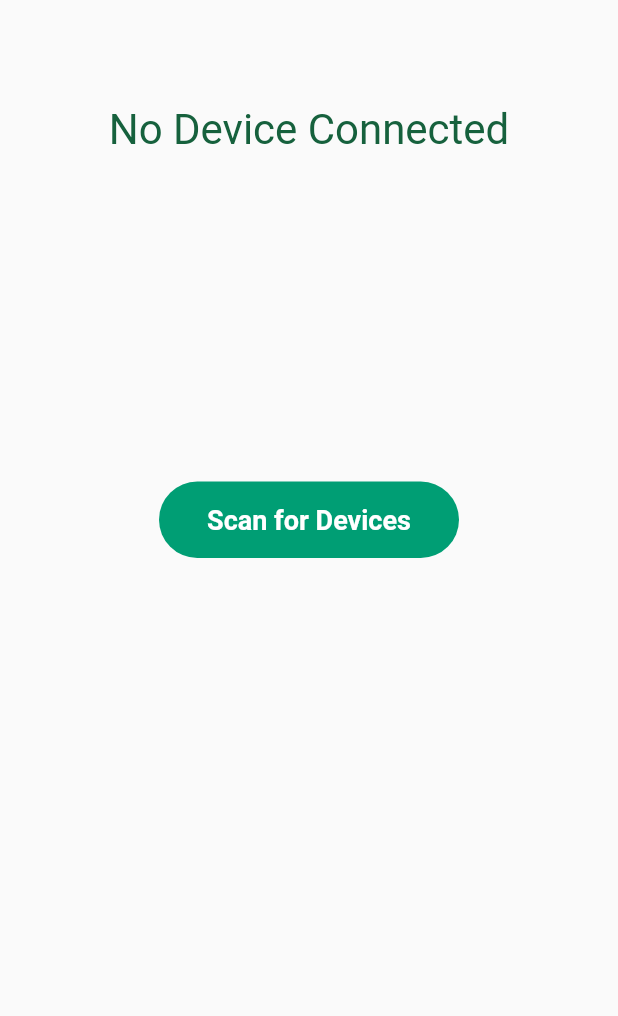
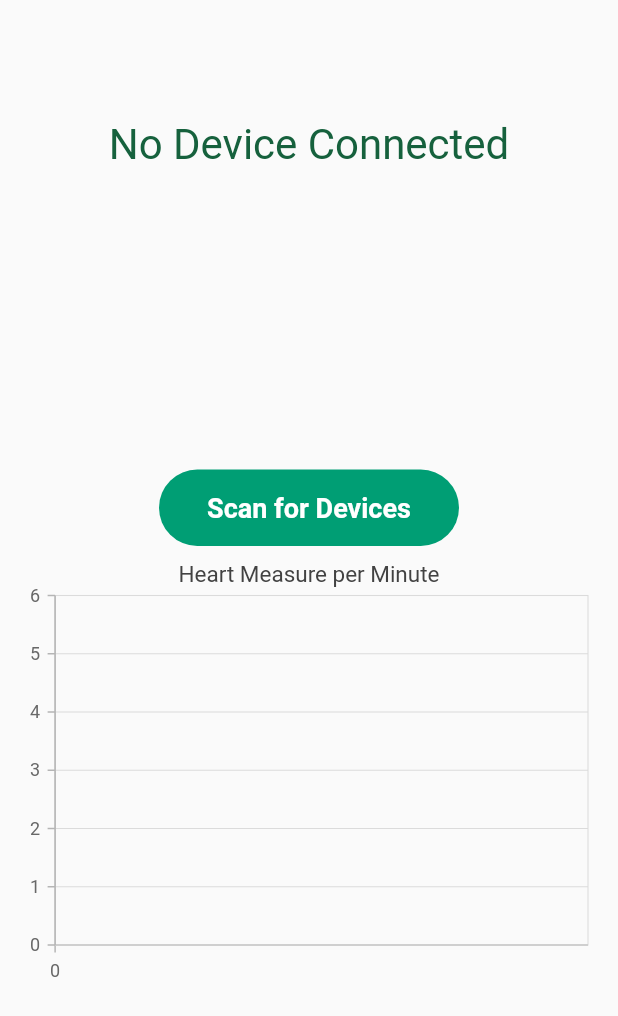
Before and after one commit to fertmarana/ERCAS-HACKATHON, a Flutter app: the connectionPage screen opened directly, on a phone screen of 412 x 824 dp. Shown: the top 1016 px of the screen. Run offline on Flutter 3.47's test engine with Material 2 defaults, Android fonts, the phone set to English and light mode, and no system bars; our stand-ins replace flutter_blue, syncfusion_flutter_charts, toast.

Commit message:
Criei um grafo na mesma tela que a conexao, mas precisa melhor esse grafo ainda

```diff
--- a/sobre_bluetooth_do_projeto.txt
+++ b/sobre_bluetooth_do_projeto.txt
@@ -15,6 +15,7 @@ flutter + charts + bluetooth:
 https://levelup.gitconnected.com/a-realtime-chart-with-flutter-75d1840b7789
 mp_chart:
 https://pub.dev/packages/mp_chart
+https://www.syncfusion.com/kb/12316/how-to-create-flutter-real-time-charts-using-the-cartesian-charts-widget-sfcartesianchart
 
 
 https://pub.dev/packages/syncfusion_flutter_charts
--- a/subiupressao_app/lib/bluetooth/connectionPage.dart
+++ b/subiupressao_app/lib/bluetooth/connectionPage.dart
@@ -1,8 +1,11 @@
 import 'package:flutter_blue/flutter_blue.dart';
 import 'package:flutter/material.dart';
+import 'package:intl/intl.dart';
 import 'package:subiupressao_app/app.dart';
 import 'package:subiupressao_app/globals.dart' as globals;
 import 'dart:async';
+import 'dart:core';
+import 'package:syncfusion_flutter_charts/charts.dart';
 
 // UUIDS DOS SERVICOS QUE VAMOS USAR
 /*
@@ -23,6 +26,13 @@ class connectionPage extends StatefulWidget {
   _connectionPage createState() => _connectionPage();
 }
 
+class _ChartData{
+  int minute;
+  int epoch;
+  _ChartData(this.minute, this.epoch);
+}
+
+
 class _connectionPage extends State<connectionPage> {
   BluetoothService _service;
   BluetoothDevice device;
@@ -40,15 +50,44 @@ class _connectionPage extends State<connectionPage> {
   bool isConnected;
   int heartRate;
   bool isReading = false;
+  int greatestValue = 0;
+  int valuesofHeart = -1;
+  List<_ChartData> chartData = <_ChartData>[];
+  ChartSeriesController _chartSeriesController;
+  Timer timer;
 
   @override
   void initState() {
     // TODO: implement initState
     isConnected = false;
+    /*Timer.periodic(Duration(minutes: 1), (Timer t) => setState((){
+      greatestValue = valuesofHeart;
+      valuesofHeart = -1;
+
+    }));*/
+
+    heartRate = -1;
     super.initState();
     initBluetoothScanning();
-    heartRate = -1;
+
   }
+
+  void _updateDataSource(Timer timer) {
+    greatestValue = valuesofHeart;
+    valuesofHeart = -1;
+    chartData.add(_ChartData(DateTime.now().minute.toInt(), greatestValue ));
+    if (chartData.length == 20) {
+      // Removes the last index data of data source.
+      chartData.removeAt(0);
+      int len = chartData.length.toInt() -1;
+      // Here calling updateDataSource method with addedDataIndexes to add data in last index and removedDataIndexes to remove data from the last.
+      _chartSeriesController?.updateDataSource(addedDataIndexes: <int>[(len)],
+          removedDataIndexes: <int>[0]);
+    }
+
+  }
+
+
 
   void initBluetoothScanning(){
     flutterBlue.isScanning.listen((isScanning) {
@@ -179,6 +218,9 @@ class _connectionPage extends State<connectionPage> {
       print("valor da global ${globals.heartRate_global.toString()}");
       setState(() {
         heartRate = values[1];
+        if(heartRate > valuesofHeart){
+          valuesofHeart = heartRate;
+        }
         //globals.heartRate_global = values[1];
        // widget.callback(heartRate);
       });
@@ -237,13 +279,14 @@ class _connectionPage extends State<connectionPage> {
 
   @override
   Widget build(BuildContext context) {
+    timer = Timer.periodic(const Duration(minutes: 1), _updateDataSource);
     return Scaffold(
         body: Container(
         padding: EdgeInsets.fromLTRB(10, 70, 10, 10),
-        height: 600,
-        child: Wrap(
-          runSpacing: 6.0,
-          direction: Axis.horizontal,
+        height: 800,
+        child: ListView(
+          //runSpacing: 6.0,
+          //direction: Axis.horizontal,
           children: [
             SizedBox(height: 10.0),
             Container(
@@ -289,6 +332,32 @@ class _connectionPage extends State<connectionPage> {
 
             ),
             Container(
+              alignment: Alignment(0.0, 0.6),
+              child: heartRate == -1?
+              SizedBox()
+                  : //IMPORTANTE TER ISSO PORQUE É UMA CONDICAO NAO APAGAR
+              Text('Date Time: ' + DateTime.now().minute.toString(),
+                style: TextStyle(
+                    fontSize: 28.0,
+                    color: Color(0xff16613D)
+                ),
+              ),
+
+            ),
+            Container(
+              alignment: Alignment(0.0, 0.6),
+              child: heartRate == -1?
+              SizedBox()
+                  : //IMPORTANTE TER ISSO PORQUE É UMA CONDICAO NAO APAGAR
+              Text('Greatest Value this minute: ' + greatestValue.toString(),
+                style: TextStyle(
+                    fontSize: 28.0,
+                    color: Color(0xff16613D)
+                ),
+              ),
+
+            ),
+            Container(
                 child: Align(
                   alignment: Alignment.center,
                   child: Material(
@@ -320,6 +389,43 @@ class _connectionPage extends State<connectionPage> {
                   ),
 
                 )
+            ),
+            Container(
+              child: SfCartesianChart(
+                title: ChartTitle(text: "Heart Measure per Minute"),
+                enableAxisAnimation: true,
+                primaryXAxis: NumericAxis(
+                  // Edge labels will be shifted
+                    edgeLabelPlacement: EdgeLabelPlacement.shift,
+                    interval: 10,
+                    /*
+                    majorTickLines: MajorTickLines(
+                        size: 6,
+                        width: 1,
+                        color: Colors.blue
+                    ),
+                    */
+
+                ),
+                //legend: Legend(isVisible: true),
+                series: <LineSeries<_ChartData, int>>[
+                  LineSeries<_ChartData, int>(
+                    onRendererCreated: (ChartSeriesController controller) {
+                      // Assigning the controller to the _chartSeriesController.
+                      _chartSeriesController = controller;
+
+                    },
+
+
+                    // Binding the chartData to the dataSource of the line series.
+                    //name: "Heart Measure",
+                    dataSource: chartData,
+                    xValueMapper: (_ChartData data, _) => data.minute,
+                    yValueMapper: (_ChartData data, _) => data.epoch,
+                  )
+                ],
+               // primaryXAxis: NumericAxis(edgeLabelPlacement: EdgeLabelPlacement.shift, numberFormat: NumberFormat.simpleCurrency(decimalDigits: 0)),
+              ),
             ),
             /*
             Container(
@@ -374,6 +480,7 @@ class _connectionPage extends State<connectionPage> {
       )
     );
   }
+
 
   Widget _itemBuilder(BuildContext context, int index) {
     return InkWell(
@@ -439,6 +546,4 @@ class _connectionPage extends State<connectionPage> {
     ));
   }
 
-
-
 }
--- a/subiupressao_app/lib/bluetooth/heartRatePage.dart
+++ b/subiupressao_app/lib/bluetooth/heartRatePage.dart
@@ -73,7 +73,7 @@ class _heartRatePage extends State<heartRatePage> {
                   find_hearRate();
                 },
                 child:
-                Text("Update",
+                Text("Update: " + hr.toString(),
                     textAlign: TextAlign.center,
                     style: TextStyle(
                         fontSize: 18.0,color: Colors.white, fontWeight: FontWeight.bold)
--- a/subiupressao_app/pubspec.yaml
+++ b/subiupressao_app/pubspec.yaml
@@ -30,10 +30,11 @@ dependencies:
     git:
       url: https://github.com/pauldemarco/flutter_blue.git
 
-
-
+  #mp_chart: ^0.3.1
+  syncfusion_flutter_charts: ^19.4.47
   toast: ^0.1.5
   singleton: ^0.0.2
+
   #shared_preferences: ^2.0.12
   animated_splash_screen: ^1.0.1+2
   multi_select_item: ^1.0.3
```
Also changed, not shown: subiupressao_app/pubspec.lock.
